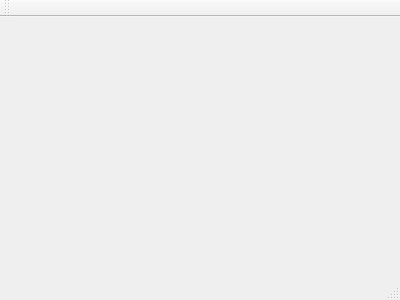
Above: mainwindow.ui from ProjectAzariah/tmproj before the change. Below: the same form after it.
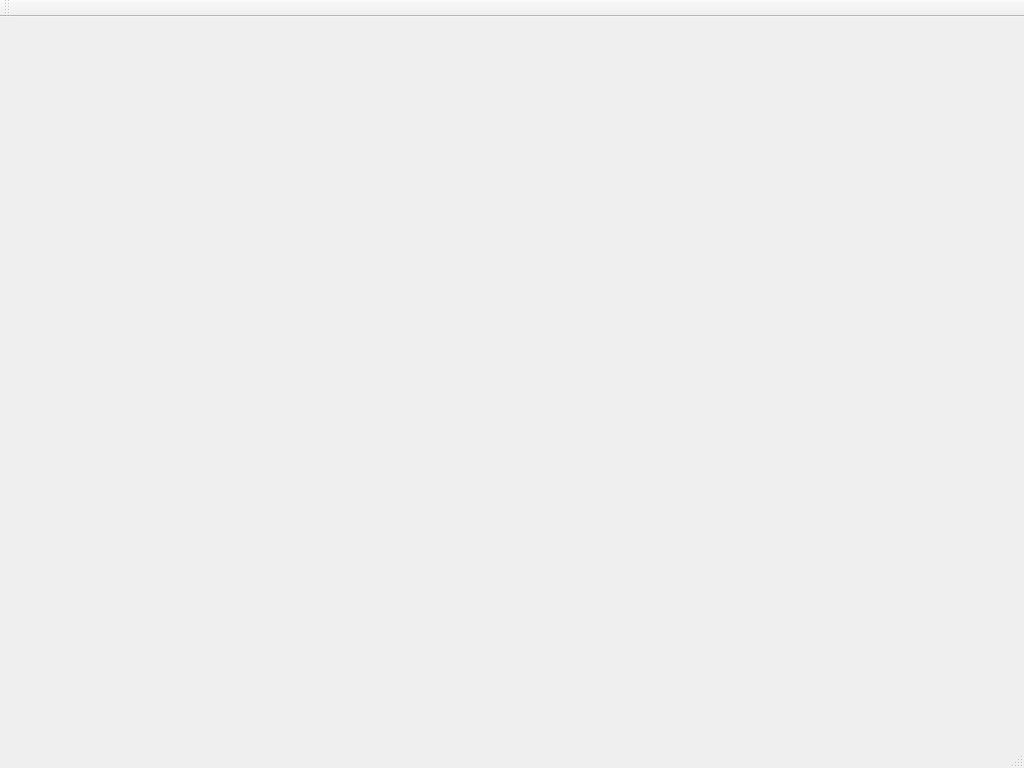
That is the form after the change.

What changed in the file:
```diff
--- a/mainwindow.ui
+++ b/mainwindow.ui
@@ -6,8 +6,8 @@
    <rect>
     <x>0</x>
     <y>0</y>
-    <width>400</width>
-    <height>300</height>
+    <width>1024</width>
+    <height>768</height>
    </rect>
   </property>
   <property name="windowTitle">
```
Left out of the diff: 2 changed lines with no effect on the pictures.
